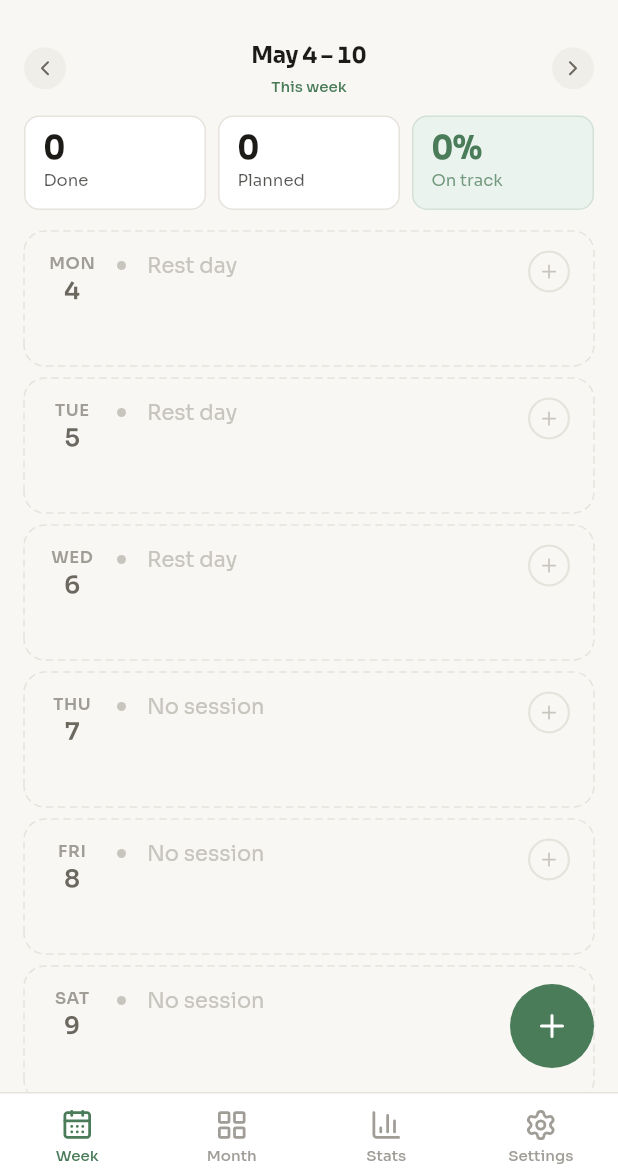
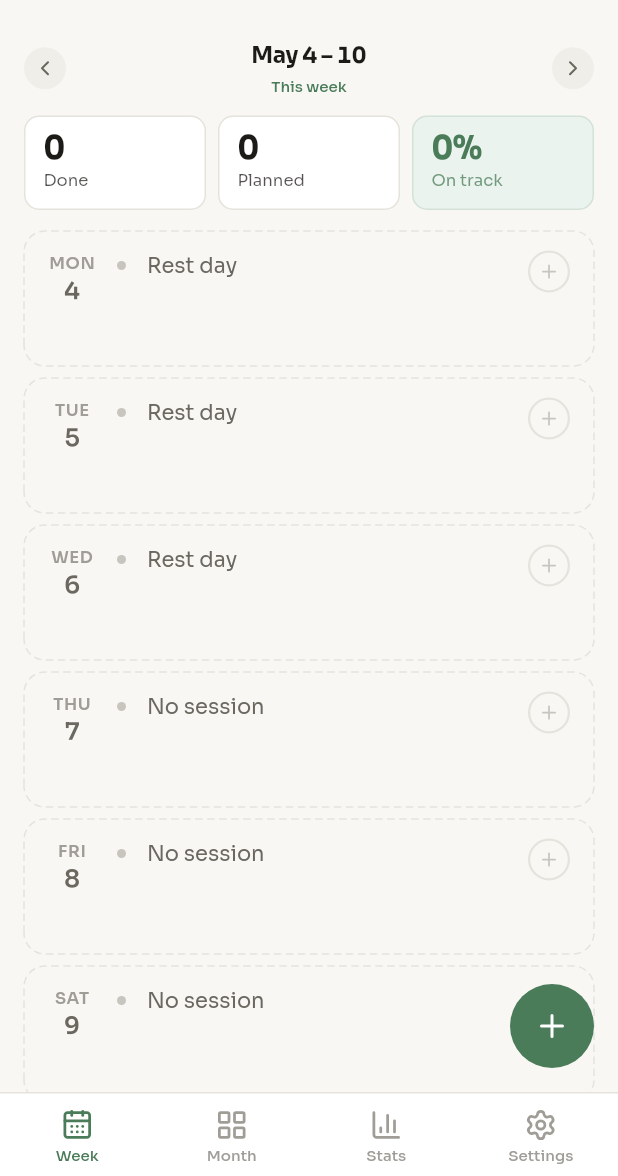
Before and after one commit to devTurambar/sports-planner-app, a Flutter app: the HomeScreen screen opened directly, on a phone screen of 412 x 824 dp, the part 60-1236 px from its top. Run offline on Flutter 3.47's test engine with Material 3 defaults, Android fonts, the phone set to English and light mode, and no system bars; our stand-ins replace fl_chart, google_fonts, lucide_icons_flutter, shared_preferences, sqflite, timezone; missing offline and left inert: device_calendar; accounts and stored records are empty.

Commit message:
rest day color font

```diff
--- a/lib/screens/week/widgets/day_card.dart
+++ b/lib/screens/week/widgets/day_card.dart
@@ -163,7 +163,7 @@ class _Content extends StatelessWidget {
       return Text(
         isPast ? 'Rest day' : 'No session',
         style: KText.body.copyWith(
-          color: colors.fgDisabled,
+          color: colors.fgSecondary,
           fontSize: 14,
         ),
       );
```
Also changed, not shown: 1 other file.
